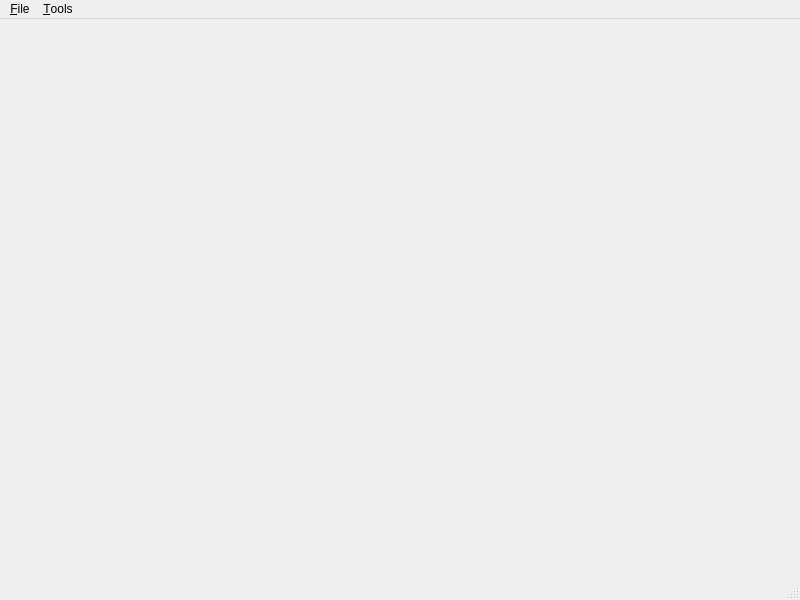
Old version of the form ui/mainwindow.ui in the repository Dominoman/Cartmaker.
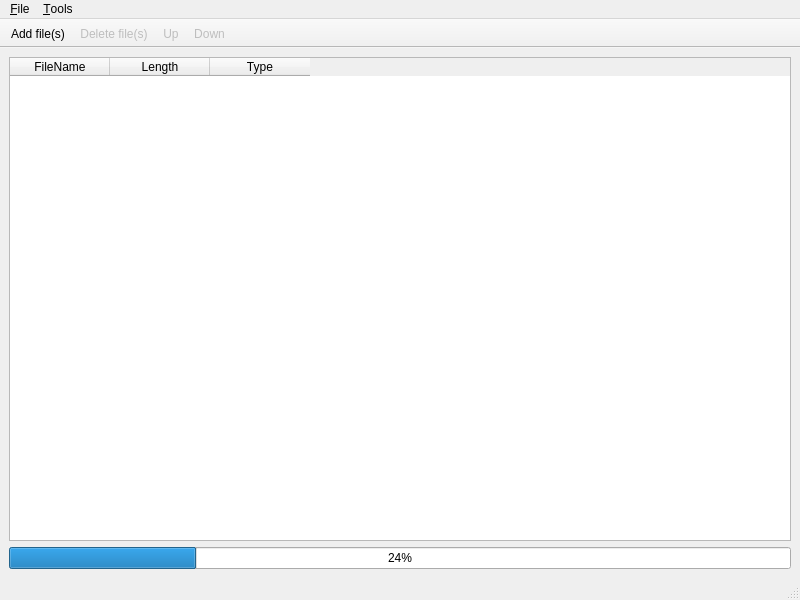
New version of the form. Icons and pictures are not drawn.

The edit to the form file:
```diff
--- a/ui/mainwindow.ui
+++ b/ui/mainwindow.ui
@@ -13,7 +13,36 @@
   <property name="windowTitle">
    <string>MainWindow</string>
   </property>
-  <widget class="QWidget" name="centralwidget"/>
+  <widget class="QWidget" name="centralwidget">
+   <layout class="QVBoxLayout" name="verticalLayout">
+    <item>
+     <widget class="QTableWidget" name="tableWidget">
+      <column>
+       <property name="text">
+        <string>FileName</string>
+       </property>
+      </column>
+      <column>
+       <property name="text">
+        <string>Length</string>
+       </property>
+      </column>
+      <column>
+       <property name="text">
+        <string>Type</string>
+       </property>
+      </column>
+     </widget>
+    </item>
+    <item>
+     <widget class="QProgressBar" name="progressBar">
+      <property name="value">
+       <number>24</number>
+      </property>
+     </widget>
+    </item>
+   </layout>
+  </widget>
   <widget class="QMenuBar" name="menubar">
    <property name="geometry">
     <rect>
@@ -40,6 +69,33 @@
    <addaction name="menu_Tools"/>
   </widget>
   <widget class="QStatusBar" name="statusbar"/>
+  <widget class="QToolBar" name="toolBar">
+   <property name="enabled">
+    <bool>true</bool>
+   </property>
+   <property name="windowTitle">
+    <string>toolBar</string>
+   </property>
+   <property name="movable">
+    <bool>false</bool>
+   </property>
+   <property name="toolButtonStyle">
+    <enum>Qt::ToolButtonIconOnly</enum>
+   </property>
+   <property name="floatable">
+    <bool>false</bool>
+   </property>
+   <attribute name="toolBarArea">
+    <enum>TopToolBarArea</enum>
+   </attribute>
+   <attribute name="toolBarBreak">
+    <bool>false</bool>
+   </attribute>
+   <addaction name="actionAdd_file_s"/>
+   <addaction name="actionDelete_file_s"/>
+   <addaction name="actionUp"/>
+   <addaction name="actionDown"/>
+  </widget>
   <action name="action_Decompile">
    <property name="text">
     <string>&amp;Decompile...</string>
@@ -50,6 +106,63 @@
     <string>E&amp;xit</string>
    </property>
   </action>
+  <action name="actionAdd_file_s">
+   <property name="icon">
+    <iconset resource="icons.qrc">
+     <normaloff>:/Buttons/add</normaloff>:/Buttons/add</iconset>
+   </property>
+   <property name="text">
+    <string>Add file(s)...</string>
+   </property>
+   <property name="menuRole">
+    <enum>QAction::NoRole</enum>
+   </property>
+  </action>
+  <action name="actionDelete_file_s">
+   <property name="enabled">
+    <bool>false</bool>
+   </property>
+   <property name="icon">
+    <iconset resource="icons.qrc">
+     <normaloff>:/Buttons/delete</normaloff>:/Buttons/delete</iconset>
+   </property>
+   <property name="text">
+    <string>Delete file(s)</string>
+   </property>
+   <property name="menuRole">
+    <enum>QAction::NoRole</enum>
+   </property>
+  </action>
+  <action name="actionUp">
+   <property name="enabled">
+    <bool>false</bool>
+   </property>
+   <property name="icon">
+    <iconset resource="icons.qrc">
+     <normaloff>:/Buttons/up</normaloff>:/Buttons/up</iconset>
+   </property>
+   <property name="text">
+    <string>Up</string>
+   </property>
+   <property name="menuRole">
+    <enum>QAction::NoRole</enum>
+   </property>
+  </action>
+  <action name="actionDown">
+   <property name="enabled">
+    <bool>false</bool>
+   </property>
+   <property name="icon">
+    <iconset resource="icons.qrc">
+     <normaloff>:/Buttons/down</normaloff>:/Buttons/down</iconset>
+   </property>
+   <property name="text">
+    <string>Down</string>
+   </property>
+   <property name="menuRole">
+    <enum>QAction::NoRole</enum>
+   </property>
+  </action>
  </widget>
  <resources/>
  <connections>
```
Left out of the diff: 14 changed lines with no effect on the pictures.
